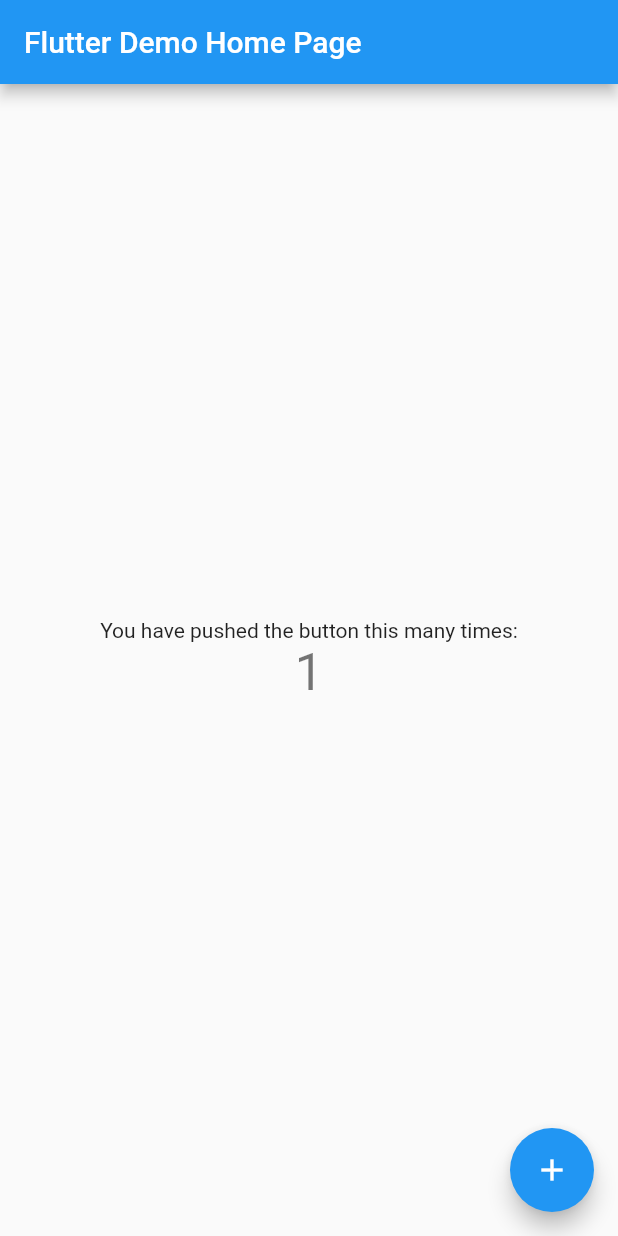
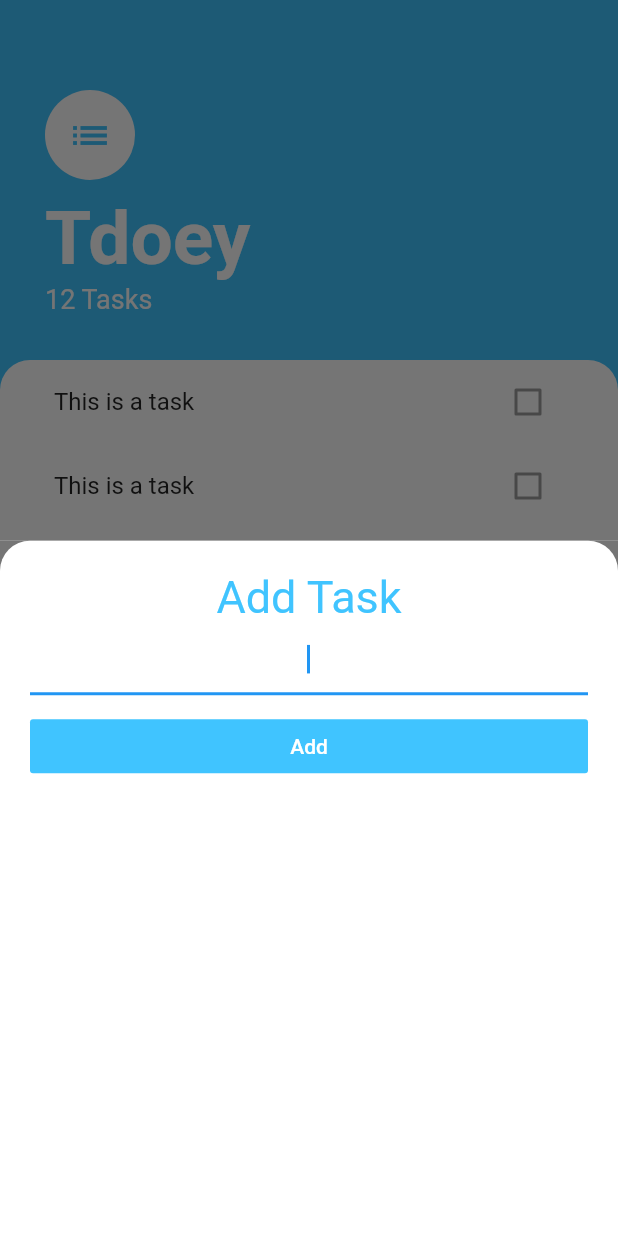
Before and after one commit to SaiAshish9/tdoey, a Flutter app: the screen it shows after launch, after a tap on the "add" icon, on a phone screen of 412 x 824 dp. Run offline on Flutter 3.47's test engine with Material 2 defaults, Android fonts, the phone set to English and light mode, and no system bars.

Commit message:
bottomModalSheet updated

```diff
--- a/lib/main.dart
+++ b/lib/main.dart
@@ -1,117 +1,16 @@
 import 'package:flutter/material.dart';
+import 'package:tdoey/screens/tasks.dart';
 
-void main() {
-  runApp(MyApp());
+void main() => runApp(MyApp());
+
+class MyApp extends StatefulWidget {
+  @override
+  _MyAppState createState() => _MyAppState();
 }
 
-class MyApp extends StatelessWidget {
-  // This widget is the root of your application.
+class _MyAppState extends State<MyApp> {
   @override
   Widget build(BuildContext context) {
-    return MaterialApp(
-      title: 'Flutter Demo',
-      theme: ThemeData(
-        // This is the theme of your application.
-        //
-        // Try running your application with "flutter run". You'll see the
-        // application has a blue toolbar. Then, without quitting the app, try
-        // changing the primarySwatch below to Colors.green and then invoke
-        // "hot reload" (press "r" in the console where you ran "flutter run",
-        // or simply save your changes to "hot reload" in a Flutter IDE).
-        // Notice that the counter didn't reset back to zero; the application
-        // is not restarted.
-        primarySwatch: Colors.blue,
-        // This makes the visual density adapt to the platform that you run
-        // the app on. For desktop platforms, the controls will be smaller and
-        // closer together (more dense) than on mobile platforms.
-        visualDensity: VisualDensity.adaptivePlatformDensity,
-      ),
-      home: MyHomePage(title: 'Flutter Demo Home Page'),
-    );
+    return MaterialApp(home: TasksScreen());
   }
 }
-
-class MyHomePage extends StatefulWidget {
-  MyHomePage({Key key, this.title}) : super(key: key);
-
-  // This widget is the home page of your application. It is stateful, meaning
-  // that it has a State object (defined below) that contains fields that affect
-  // how it looks.
-
-  // This class is the configuration for the state. It holds the values (in this
-  // case the title) provided by the parent (in this case the App widget) and
-  // used by the build method of the State. Fields in a Widget subclass are
-  // always marked "final".
-
-  final String title;
-
-  @override
-  _MyHomePageState createState() => _MyHomePageState();
-}
-
-class _MyHomePageState extends State<MyHomePage> {
-  int _counter = 0;
-
-  void _incrementCounter() {
-    setState(() {
-      // This call to setState tells the Flutter framework that something has
-      // changed in this State, which causes it to rerun the build method below
-      // so that the display can reflect the updated values. If we changed
-      // _counter without calling setState(), then the build method would not be
-      // called again, and so nothing would appear to happen.
-      _counter++;
-    });
-  }
-
-  @override
-  Widget build(BuildContext context) {
-    // This method is rerun every time setState is called, for instance as done
-    // by the _incrementCounter method above.
-    //
-    // The Flutter framework has been optimized to make rerunning build methods
-    // fast, so that you can just rebuild anything that needs updating rather
-    // than having to individually change instances of widgets.
-    return Scaffold(
-      appBar: AppBar(
-        // Here we take the value from the MyHomePage object that was created by
-        // the App.build method, and use it to set our appbar title.
-        title: Text(widget.title),
-      ),
-      body: Center(
-        // Center is a layout widget. It takes a single child and positions it
-        // in the middle of the parent.
-        child: Column(
-          // Column is also a layout widget. It takes a list of children and
-          // arranges them vertically. By default, it sizes itself to fit its
-          // children horizontally, and tries to be as tall as its parent.
-          //
-          // Invoke "debug painting" (press "p" in the console, choose the
-          // "Toggle Debug Paint" action from the Flutter Inspector in Android
-          // Studio, or the "Toggle Debug Paint" command in Visual Studio Code)
-          // to see the wireframe for each widget.
-          //
-          // Column has various properties to control how it sizes itself and
-          // how it positions its children. Here we use mainAxisAlignment to
-          // center the children vertically; the main axis here is the vertical
-          // axis because Columns are vertical (the cross axis would be
-          // horizontal).
-          mainAxisAlignment: MainAxisAlignment.center,
-          children: <Widget>[
-            Text(
-              'You have pushed the button this many times:',
-            ),
-            Text(
-              '$_counter',
-              style: Theme.of(context).textTheme.headline4,
-            ),
-          ],
-        ),
-      ),
-      floatingActionButton: FloatingActionButton(
-        onPressed: _incrementCounter,
-        tooltip: 'Increment',
-        child: Icon(Icons.add),
-      ), // This trailing comma makes auto-formatting nicer for build methods.
-    );
-  }
-}
--- /dev/null
+++ b/lib/screens/add_task_screen.dart
@@ -0,0 +1,33 @@
+import 'package:flutter/material.dart';
+
+class AddTaskScreen extends StatelessWidget {
+  @override
+  Widget build(BuildContext context) {
+    return Container(
+        color: Color(0xff757575),
+        child: Container(
+            padding: EdgeInsets.all(20),
+            decoration: BoxDecoration(
+              color: Colors.white,
+              borderRadius: BorderRadius.only(
+                  topLeft: Radius.circular(20), topRight: Radius.circular(20)),
+            ),
+            child: Column(
+                crossAxisAlignment: CrossAxisAlignment.stretch,
+                children: <Widget>[
+                  Text("Add Task",
+                      textAlign: TextAlign.center,
+                      style: TextStyle(
+                          fontSize: 30, color: Colors.lightBlueAccent)),
+                  TextField(
+                    autofocus: true,
+                    textAlign: TextAlign.center,
+                  ),
+                  SizedBox(height:10),
+                  FlatButton(
+                      child: Text("Add", style: TextStyle(color: Colors.white)),
+                      color: Colors.lightBlueAccent,
+                      onPressed: () {})
+                ])));
+  }
+}
--- /dev/null
+++ b/lib/screens/tasks.dart
@@ -0,0 +1,60 @@
+import 'package:flutter/material.dart';
+import 'package:tdoey/widgets/tasks_list.dart';
+
+import 'add_task_screen.dart';
+
+class TasksScreen extends StatelessWidget {
+  @override
+  Widget build(BuildContext context) {
+    return Scaffold(
+      backgroundColor: Colors.lightBlueAccent,
+      floatingActionButton: FloatingActionButton(
+        onPressed: () {
+          showModalBottomSheet(
+              context: context, builder: (context) => AddTaskScreen());
+        },
+        backgroundColor: Colors.lightBlueAccent,
+        child: Icon(Icons.add),
+      ),
+      body: Column(
+        crossAxisAlignment: CrossAxisAlignment.start,
+        children: <Widget>[
+          Container(
+            padding: EdgeInsets.only(top: 60, left: 30, right: 30, bottom: 30),
+            child: Column(
+              crossAxisAlignment: CrossAxisAlignment.start,
+              children: <Widget>[
+                CircleAvatar(
+                    child: Icon(Icons.list,
+                        size: 30, color: Colors.lightBlueAccent),
+                    backgroundColor: Colors.white,
+                    radius: 30),
+                SizedBox(height: 10),
+                Text('Tdoey',
+                    style: TextStyle(
+                        color: Colors.white,
+                        fontSize: 50,
+                        fontWeight: FontWeight.w700)),
+                Text('12 Tasks',
+                    style: TextStyle(
+                      color: Colors.white,
+                      fontSize: 18,
+                    )),
+              ],
+            ),
+          ),
+          Expanded(
+            child: Container(
+                padding: EdgeInsets.symmetric(horizontal: 20),
+                decoration: BoxDecoration(
+                    color: Colors.white,
+                    borderRadius: BorderRadius.only(
+                        topLeft: Radius.circular(20),
+                        topRight: Radius.circular(20))),
+                child: TasksList()),
+          )
+        ],
+      ),
+    );
+  }
+}
--- /dev/null
+++ b/lib/widgets/tasks_list.dart
@@ -0,0 +1,10 @@
+
+import 'package:flutter/material.dart';
+import 'package:tdoey/widgets/tasks_tile.dart';
+
+class TasksList extends StatelessWidget {
+  @override
+  Widget build(BuildContext context) {
+    return ListView(children: <Widget>[TaskTile(), TaskTile()]);
+  }
+}
--- /dev/null
+++ b/lib/widgets/tasks_tile.dart
@@ -0,0 +1,16 @@
+
+
+
+
+
+import 'package:flutter/material.dart';
+
+class TaskTile extends StatelessWidget {
+
+
+  @override
+  Widget build(BuildContext context) {
+    return ListTile(
+        title: Text("This is a task"), trailing: Checkbox(value: false));
+  }
+}
```
